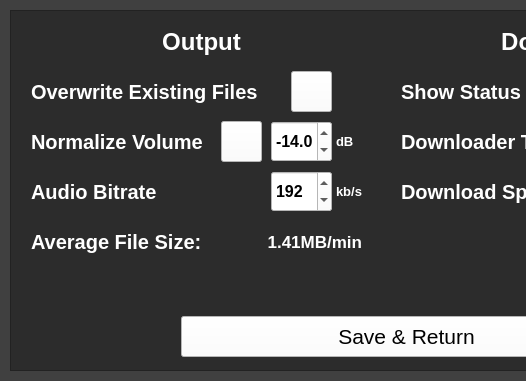
This is Spotify Downloader/SpotifyDownloader.ui in WilliamSchack/Spotify-Downloader as Qt 5 draws it before an edit; both pictures show x 0 to 526 and y 0 to 381 of the 810 by 381 pixel window. The edited form follows.
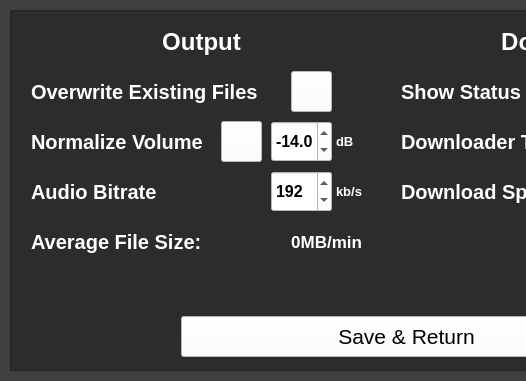
This is the edited form. The open tabs and pages were chosen to show the change. Icons and pictures are not drawn. Custom widgets are drawn as their Qt base class.

Patch:
```diff
--- a/Spotify Downloader/SpotifyDownloader.ui
+++ b/Spotify Downloader/SpotifyDownloader.ui
@@ -1277,7 +1277,7 @@
       <string notr="true">QToolButton{background-color:black; color:white;} QWidget{color: rgb(255, 255, 255);}</string>
      </property>
      <property name="text">
-      <string>1.41MB/min</string>
+      <string>0MB/min</string>
      </property>
      <property name="alignment">
       <set>Qt::AlignRight|Qt::AlignTrailing|Qt::AlignVCenter</set>
```
Left out of the diff: 3 changed lines with no effect on the pictures.
